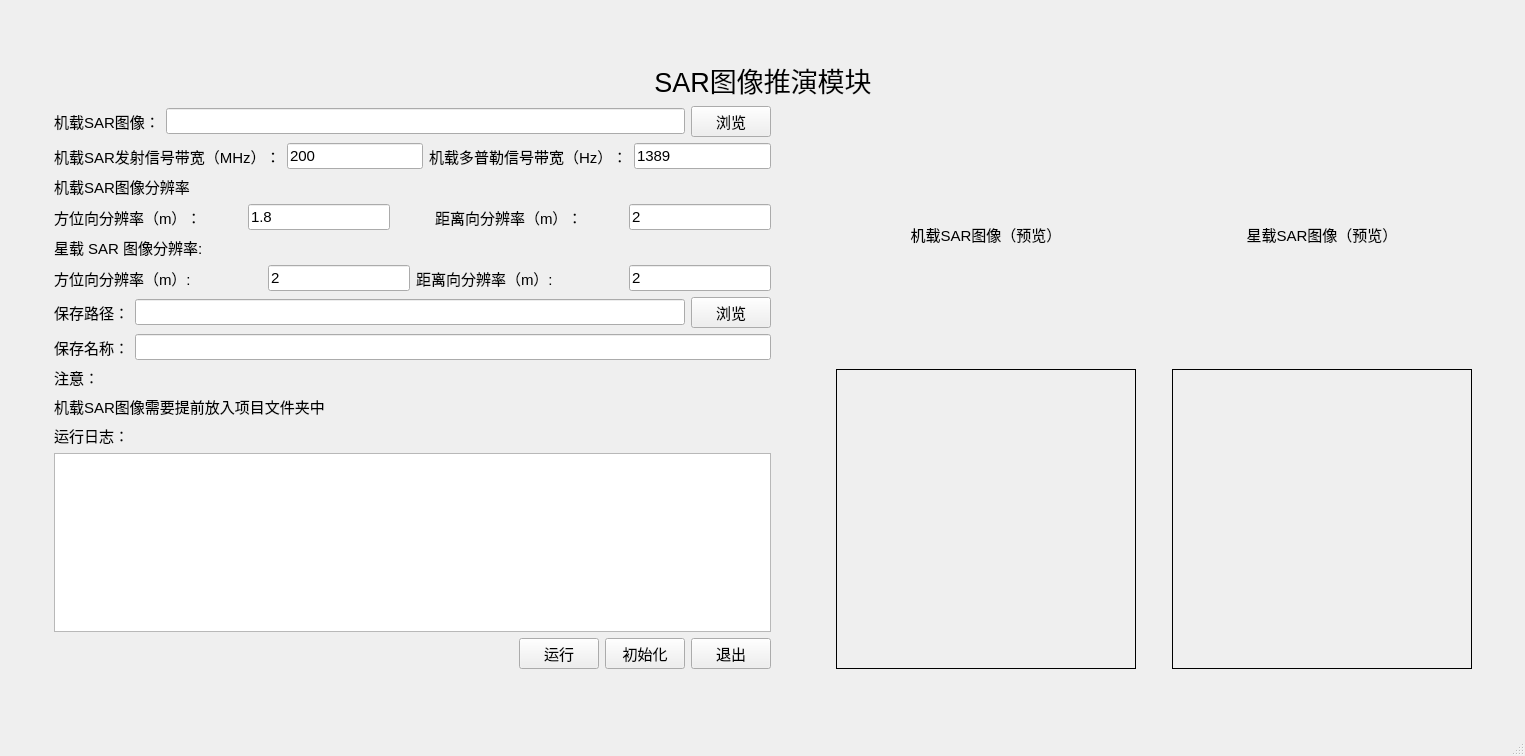
This is v1/sardeduction.ui in chongkuiqi/FTRP_app as Qt 5 draws it before an edit. The edited form follows.
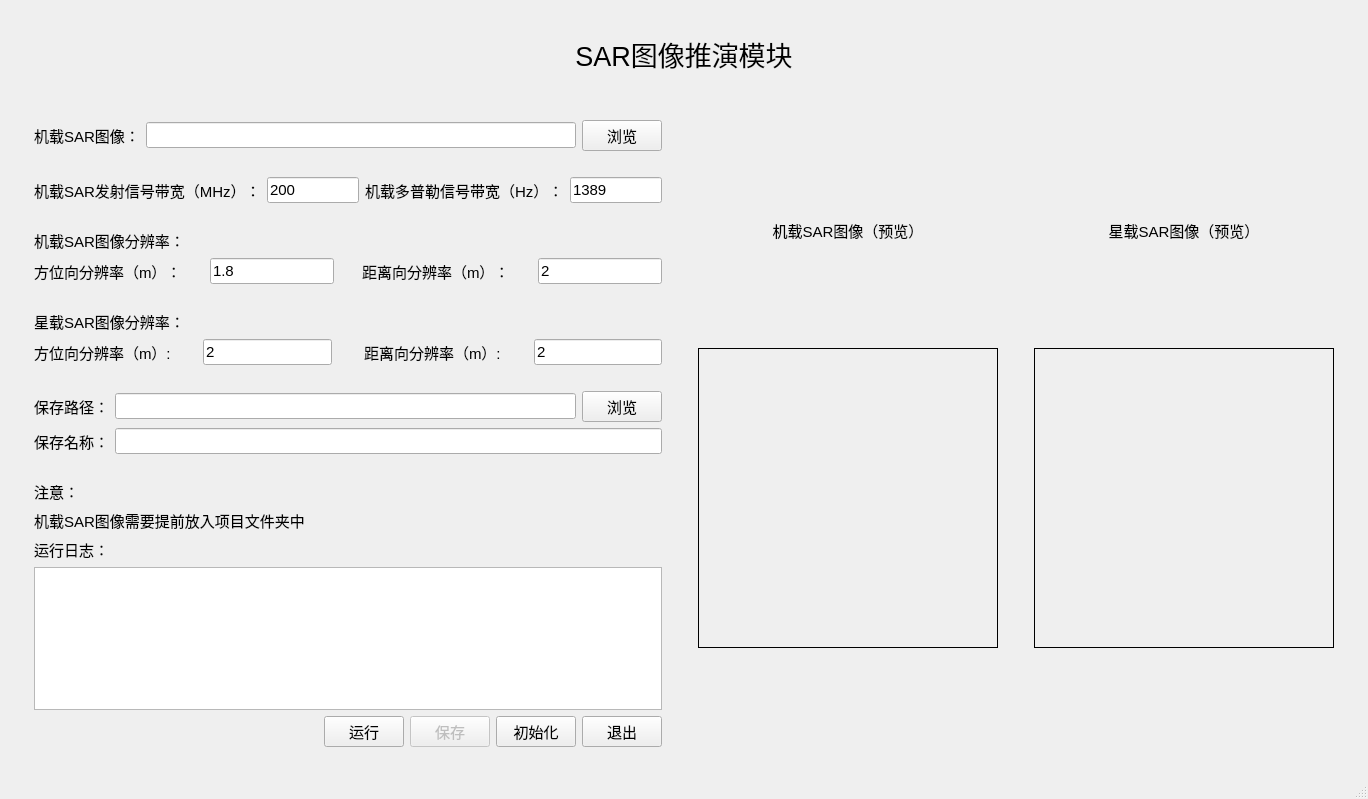
This is the edited form.

What changed in the file:
```diff
--- a/v1/sardeduction.ui
+++ b/v1/sardeduction.ui
@@ -6,8 +6,8 @@
    <rect>
     <x>0</x>
     <y>0</y>
-    <width>1525</width>
-    <height>756</height>
+    <width>1368</width>
+    <height>799</height>
    </rect>
   </property>
   <property name="font">
@@ -20,33 +20,70 @@
   </property>
   <widget class="QWidget" name="centralwidget">
    <layout class="QGridLayout" name="gridLayout">
-    <item row="2" column="0">
+    <item row="2" column="1">
+     <spacer name="verticalSpacer_7">
+      <property name="orientation">
+       <enum>Qt::Vertical</enum>
+      </property>
+      <property name="sizeType">
+       <enum>QSizePolicy::Minimum</enum>
+      </property>
+      <property name="sizeHint" stdset="0">
+       <size>
+        <width>20</width>
+        <height>40</height>
+       </size>
+      </property>
+     </spacer>
+    </item>
+    <item row="1" column="1">
+     <widget class="QLabel" name="label_15">
+      <property name="font">
+       <font>
+        <pointsize>20</pointsize>
+       </font>
+      </property>
+      <property name="text">
+       <string>SAR图像推演模块</string>
+      </property>
+      <property name="alignment">
+       <set>Qt::AlignCenter</set>
+      </property>
+     </widget>
+    </item>
+    <item row="3" column="0">
      <spacer name="horizontalSpacer_2">
       <property name="orientation">
        <enum>Qt::Horizontal</enum>
       </property>
+      <property name="sizeType">
+       <enum>QSizePolicy::Minimum</enum>
+      </property>
       <property name="sizeHint" stdset="0">
        <size>
-        <width>88</width>
+        <width>25</width>
         <height>20</height>
        </size>
       </property>
      </spacer>
     </item>
-    <item row="2" column="2">
+    <item row="3" column="2">
      <spacer name="horizontalSpacer_3">
       <property name="orientation">
        <enum>Qt::Horizontal</enum>
       </property>
+      <property name="sizeType">
+       <enum>QSizePolicy::Minimum</enum>
+      </property>
       <property name="sizeHint" stdset="0">
        <size>
-        <width>87</width>
+        <width>25</width>
         <height>20</height>
        </size>
       </property>
      </spacer>
     </item>
-    <item row="2" column="1">
+    <item row="3" column="1">
      <layout class="QHBoxLayout" name="horizontalLayout_5">
       <item>
        <layout class="QVBoxLayout" name="verticalLayout">
@@ -87,6 +124,22 @@
           </item>
          </layout>
         </item>
+        <item>
+         <spacer name="verticalSpacer_8">
+          <property name="orientation">
+           <enum>Qt::Vertical</enum>
+          </property>
+          <property name="sizeType">
+           <enum>QSizePolicy::Minimum</enum>
+          </property>
+          <property name="sizeHint" stdset="0">
+           <size>
+            <width>20</width>
+            <height>20</height>
+           </size>
+          </property>
+         </spacer>
+        </item>
         <item>
          <layout class="QHBoxLayout" name="horizontalLayout_8">
           <item>
@@ -139,6 +192,22 @@
           </item>
          </layout>
         </item>
+        <item>
+         <spacer name="verticalSpacer_9">
+          <property name="orientation">
+           <enum>Qt::Vertical</enum>
+          </property>
+          <property name="sizeType">
+           <enum>QSizePolicy::Minimum</enum>
+          </property>
+          <property name="sizeHint" stdset="0">
+           <size>
+            <width>20</width>
+            <height>20</height>
+           </size>
+          </property>
+         </spacer>
+        </item>
         <item>
          <widget class="QLabel" name="label_2">
           <property name="font">
@@ -147,7 +216,7 @@
            </font>
           </property>
           <property name="text">
-           <string>机载SAR图像分辨率</string>
+           <string>机载SAR图像分辨率：</string>
           </property>
          </widget>
         </item>
@@ -248,6 +317,22 @@
           </item>
          </layout>
         </item>
+        <item>
+         <spacer name="verticalSpacer_10">
+          <property name="orientation">
+           <enum>Qt::Vertical</enum>
+          </property>
+          <property name="sizeType">
+           <enum>QSizePolicy::Minimum</enum>
+          </property>
+          <property name="sizeHint" stdset="0">
+           <size>
+            <width>20</width>
+            <height>20</height>
+           </size>
+          </property>
+         </spacer>
+        </item>
         <item>
          <widget class="QLabel" name="label_5">
           <property name="font">
@@ -256,7 +341,7 @@
            </font>
           </property>
           <property name="text">
-           <string>星载 SAR 图像分辨率:</string>
+           <string>星载SAR图像分辨率：</string>
           </property>
          </widget>
         </item>
@@ -299,6 +384,19 @@
             </property>
            </widget>
           </item>
+          <item>
+           <spacer name="horizontalSpacer_12">
+            <property name="orientation">
+             <enum>Qt::Horizontal</enum>
+            </property>
+            <property name="sizeHint" stdset="0">
+             <size>
+              <width>40</width>
+              <height>20</height>
+             </size>
+            </property>
+           </spacer>
+          </item>
           <item>
            <widget class="QLabel" name="label_13">
             <property name="font">
@@ -338,6 +436,22 @@
           </item>
          </layout>
         </item>
+        <item>
+         <spacer name="verticalSpacer_11">
+          <property name="orientation">
+           <enum>Qt::Vertical</enum>
+          </property>
+          <property name="sizeType">
+           <enum>QSizePolicy::Minimum</enum>
+          </property>
+          <property name="sizeHint" stdset="0">
+           <size>
+            <width>20</width>
+            <height>20</height>
+           </size>
+          </property>
+         </spacer>
+        </item>
         <item>
          <layout class="QHBoxLayout" name="horizontalLayout_4">
           <item>
@@ -400,6 +514,22 @@
           </item>
          </layout>
         </item>
+        <item>
+         <spacer name="verticalSpacer_12">
+          <property name="orientation">
+           <enum>Qt::Vertical</enum>
+          </property>
+          <property name="sizeType">
+           <enum>QSizePolicy::Minimum</enum>
+          </property>
+          <property name="sizeHint" stdset="0">
+           <size>
+            <width>20</width>
+            <height>20</height>
+           </size>
+          </property>
+         </spacer>
+        </item>
         <item>
          <widget class="QLabel" name="label_6">
           <property name="font">
@@ -472,6 +602,21 @@
             </property>
            </widget>
           </item>
+          <item>
+           <widget class="QPushButton" name="save_2">
+            <property name="enabled">
+             <bool>false</bool>
+            </property>
+            <property name="font">
+             <font>
+              <pointsize>11</pointsize>
+             </font>
+            </property>
+            <property name="text">
+             <string>保存</string>
+            </property>
+           </widget>
+          </item>
           <item>
            <widget class="QPushButton" name="bu_initialize">
             <property name="font">
@@ -518,9 +663,12 @@
         <property name="orientation">
          <enum>Qt::Horizontal</enum>
         </property>
+        <property name="sizeType">
+         <enum>QSizePolicy::Minimum</enum>
+        </property>
         <property name="sizeHint" stdset="0">
          <size>
-          <width>40</width>
+          <width>30</width>
           <height>20</height>
          </size>
         </property>
@@ -594,6 +742,19 @@
           </property>
          </widget>
         </item>
+        <item>
+         <spacer name="verticalSpacer_13">
+          <property name="orientation">
+           <enum>Qt::Vertical</enum>
+          </property>
+          <property name="sizeHint" stdset="0">
+           <size>
+            <width>20</width>
+            <height>40</height>
+           </size>
+          </property>
+         </spacer>
+        </item>
        </layout>
       </item>
       <item>
@@ -601,9 +762,12 @@
         <property name="orientation">
          <enum>Qt::Horizontal</enum>
         </property>
+        <property name="sizeType">
+         <enum>QSizePolicy::Minimum</enum>
+        </property>
         <property name="sizeHint" stdset="0">
          <size>
-          <width>40</width>
+          <width>30</width>
           <height>20</height>
          </size>
         </property>
@@ -677,24 +841,24 @@
           </property>
          </widget>
         </item>
+        <item>
+         <spacer name="verticalSpacer_14">
+          <property name="orientation">
+           <enum>Qt::Vertical</enum>
+          </property>
+          <property name="sizeHint" stdset="0">
+           <size>
+            <width>20</width>
+            <height>40</height>
+           </size>
+          </property>
+         </spacer>
+        </item>
        </layout>
       </item>
      </layout>
     </item>
-    <item row="0" column="1">
-     <spacer name="verticalSpacer">
-      <property name="orientation">
-       <enum>Qt::Vertical</enum>
-      </property>
-      <property name="sizeHint" stdset="0">
-       <size>
-        <width>20</width>
-        <height>65</height>
-       </size>
-      </property>
-     </spacer>
-    </item>
-    <item row="3" column="1">
+    <item row="4" column="1">
      <spacer name="verticalSpacer_2">
       <property name="orientation">
        <enum>Qt::Vertical</enum>
@@ -707,20 +871,21 @@
       </property>
      </spacer>
     </item>
-    <item row="1" column="1">
-     <widget class="QLabel" name="label_15">
-      <property name="font">
-       <font>
-        <pointsize>20</pointsize>
-       </font>
+    <item row="0" column="1">
+     <spacer name="verticalSpacer">
+      <property name="orientation">
+       <enum>Qt::Vertical</enum>
       </property>
-      <property name="text">
-       <string>SAR图像推演模块</string>
+      <property name="sizeType">
+       <enum>QSizePolicy::Minimum</enum>
       </property>
-      <property name="alignment">
-       <set>Qt::AlignCenter</set>
+      <property name="sizeHint" stdset="0">
+       <size>
+        <width>20</width>
+        <height>25</height>
+       </size>
       </property>
-     </widget>
+     </spacer>
     </item>
    </layout>
   </widget>
@@ -729,7 +894,7 @@
     <rect>
      <x>0</x>
      <y>0</y>
-     <width>1525</width>
+     <width>1368</width>
      <height>27</height>
     </rect>
    </property>
```
